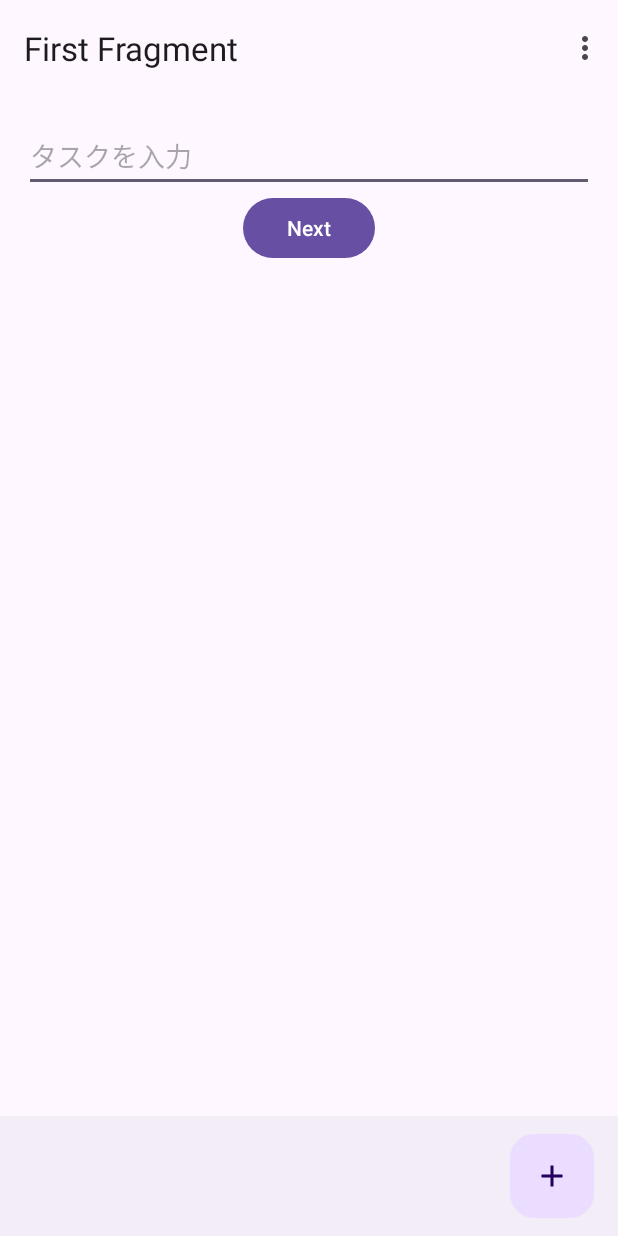
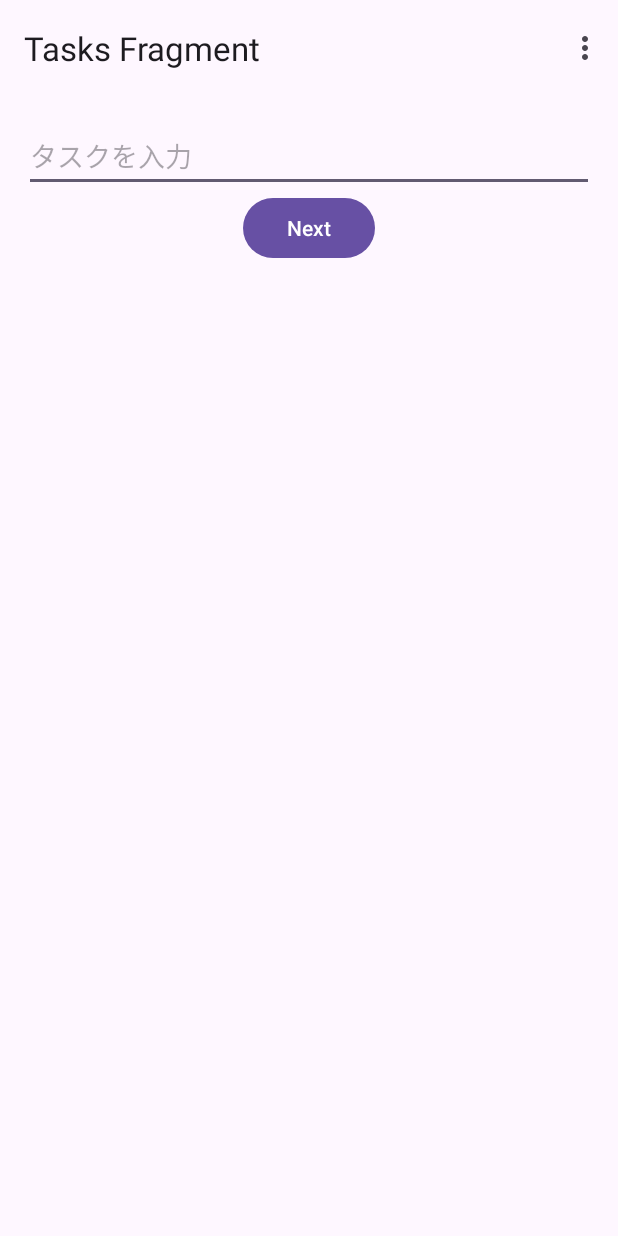
Before and after one commit to uryonym/ynym-portal-android-view, an Android app: the screen it shows after launch (MainActivity), on a phone screen of 412 x 824 dp. Run offline under Robolectric (Android 15) with nearby library versions, the phone set to English and light mode, and no system bars; our stand-ins replace Dagger/Hilt's generated code, Room's generated code, data binding, navigation-ui.

Commit message:
MainActivityとNavigationの実装をリファクタリング

```diff
--- a/app/build.gradle
+++ b/app/build.gradle
@@ -41,7 +41,7 @@ android {
 dependencies {
 
     implementation 'androidx.core:core-ktx:1.9.0'
-    implementation 'androidx.appcompat:appcompat:1.6.0'
+    implementation 'androidx.appcompat:appcompat:1.6.1'
     implementation 'com.google.android.material:material:1.8.0'
     implementation 'androidx.constraintlayout:constraintlayout:2.1.4'
     implementation 'androidx.navigation:navigation-fragment-ktx:2.5.3'
--- a/app/src/main/AndroidManifest.xml
+++ b/app/src/main/AndroidManifest.xml
@@ -23,6 +23,14 @@
                 <category android:name="android.intent.category.LAUNCHER" />
             </intent-filter>
         </activity>
+        <service
+            android:name="androidx.appcompat.app.AppLocalesMetadataHolderService"
+            android:enabled="false"
+            android:exported="false">
+            <meta-data
+                android:name="autoStoreLocales"
+                android:value="true" />
+        </service>
     </application>
 
 </manifest>
--- a/app/src/main/java/com/uryonym/ynymportal/view/MainActivity.kt
+++ b/app/src/main/java/com/uryonym/ynymportal/view/MainActivity.kt
@@ -10,6 +10,7 @@ import androidx.navigation.ui.navigateUp
 import androidx.navigation.ui.setupActionBarWithNavController
 import android.view.Menu
 import android.view.MenuItem
+import androidx.navigation.fragment.findNavController
 import com.uryonym.ynymportal.R
 import com.uryonym.ynymportal.databinding.ActivityMainBinding
 import dagger.hilt.android.AndroidEntryPoint
@@ -29,15 +30,9 @@ class MainActivity : AppCompatActivity() {
 
         setSupportActionBar(binding.toolbar)
 
-        val navController = findNavController(R.id.nav_host_fragment_content_main)
+        val navController = supportFragmentManager.findFragmentById(R.id.nav_host_fragment)!!.findNavController()
         appBarConfiguration = AppBarConfiguration(navController.graph)
         setupActionBarWithNavController(navController, appBarConfiguration)
-
-        binding.fab.setOnClickListener { view ->
-            Snackbar.make(view, "Replace with your own action", Snackbar.LENGTH_LONG)
-                .setAnchorView(R.id.fab)
-                .setAction("Action", null).show()
-        }
     }
 
     override fun onCreateOptionsMenu(menu: Menu): Boolean {
@@ -57,7 +52,7 @@ class MainActivity : AppCompatActivity() {
     }
 
     override fun onSupportNavigateUp(): Boolean {
-        val navController = findNavController(R.id.nav_host_fragment_content_main)
+        val navController = supportFragmentManager.findFragmentById(R.id.nav_host_fragment)!!.findNavController()
         return navController.navigateUp(appBarConfiguration)
                 || super.onSupportNavigateUp()
     }
--- a/app/src/main/res/layout/activity_main.xml
+++ b/app/src/main/res/layout/activity_main.xml
@@ -9,7 +9,8 @@
 
     <com.google.android.material.appbar.AppBarLayout
         android:layout_width="match_parent"
-        android:layout_height="wrap_content">
+        android:layout_height="wrap_content"
+        android:fitsSystemWindows="true">
 
         <com.google.android.material.appbar.MaterialToolbar
             android:id="@+id/toolbar"
@@ -18,19 +19,22 @@
 
     </com.google.android.material.appbar.AppBarLayout>
 
-    <include layout="@layout/content_main" />
+    <androidx.constraintlayout.widget.ConstraintLayout
+        android:layout_width="match_parent"
+        android:layout_height="match_parent"
+        app:layout_behavior="@string/appbar_scrolling_view_behavior">
 
-    <com.google.android.material.bottomappbar.BottomAppBar
-        android:id="@+id/bottomAppBar"
-        android:layout_width="match_parent"
-        android:layout_height="wrap_content"
-        android:layout_gravity="bottom" />
-
-    <com.google.android.material.floatingactionbutton.FloatingActionButton
-        android:id="@+id/fab"
-        android:layout_width="wrap_content"
-        android:layout_height="wrap_content"
-        app:layout_anchor="@id/bottomAppBar"
-        app:srcCompat="@drawable/ic_add_24dp" />
+        <androidx.fragment.app.FragmentContainerView
+            android:id="@+id/nav_host_fragment"
+            android:name="androidx.navigation.fragment.NavHostFragment"
+            android:layout_width="0dp"
+            android:layout_height="0dp"
+            app:defaultNavHost="true"
+            app:layout_constraintBottom_toBottomOf="parent"
+            app:layout_constraintEnd_toEndOf="parent"
+            app:layout_constraintStart_toStartOf="parent"
+            app:layout_constraintTop_toTopOf="parent"
+            app:navGraph="@navigation/nav_graph" />
+    </androidx.constraintlayout.widget.ConstraintLayout>
 
 </androidx.coordinatorlayout.widget.CoordinatorLayout>
--- a/app/src/main/res/layout/content_main.xml
+++ /dev/null
@@ -1,19 +0,0 @@
-<?xml version="1.0" encoding="utf-8"?>
-<androidx.constraintlayout.widget.ConstraintLayout xmlns:android="http://schemas.android.com/apk/res/android"
-    xmlns:app="http://schemas.android.com/apk/res-auto"
-    android:layout_width="match_parent"
-    android:layout_height="match_parent"
-    app:layout_behavior="@string/appbar_scrolling_view_behavior">
-
-    <fragment
-        android:id="@+id/nav_host_fragment_content_main"
-        android:name="androidx.navigation.fragment.NavHostFragment"
-        android:layout_width="0dp"
-        android:layout_height="0dp"
-        app:defaultNavHost="true"
-        app:layout_constraintBottom_toBottomOf="parent"
-        app:layout_constraintEnd_toEndOf="parent"
-        app:layout_constraintStart_toStartOf="parent"
-        app:layout_constraintTop_toTopOf="parent"
-        app:navGraph="@navigation/nav_graph" />
-</androidx.constraintlayout.widget.ConstraintLayout>
--- a/app/src/main/res/navigation/nav_graph.xml
+++ b/app/src/main/res/navigation/nav_graph.xml
@@ -3,12 +3,12 @@
     xmlns:app="http://schemas.android.com/apk/res-auto"
     xmlns:tools="http://schemas.android.com/tools"
     android:id="@+id/nav_graph"
-    app:startDestination="@id/FirstFragment">
+    app:startDestination="@id/TasksFragment">
 
     <fragment
-        android:id="@+id/FirstFragment"
+        android:id="@+id/TasksFragment"
         android:name="com.uryonym.ynymportal.view.TasksFragment"
-        android:label="@string/first_fragment_label"
+        android:label="@string/tasks_fragment_label"
         tools:layout="@layout/tasks_fragment">
 
         <action
@@ -23,6 +23,6 @@
 
         <action
             android:id="@+id/action_SecondFragment_to_FirstFragment"
-            app:destination="@id/FirstFragment" />
+            app:destination="@id/TasksFragment" />
     </fragment>
 </navigation>
--- a/app/src/main/res/values/strings.xml
+++ b/app/src/main/res/values/strings.xml
@@ -2,7 +2,7 @@
     <string name="app_name">ynymportal</string>
     <string name="action_settings">Settings</string>
     <!-- Strings used for fragments for navigation -->
-    <string name="first_fragment_label">First Fragment</string>
+    <string name="tasks_fragment_label">Tasks Fragment</string>
     <string name="second_fragment_label">Second Fragment</string>
     <string name="next">Next</string>
     <string name="previous">Previous</string>
```
